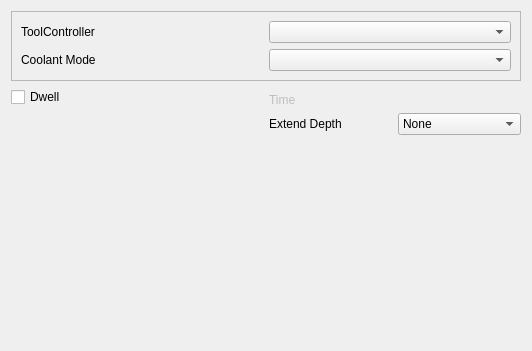
First picture: the form in src/Mod/CAM/Gui/Resources/panels/PageOpTappingEdit.ui, repository southseact-3d/fcd, before the edit.
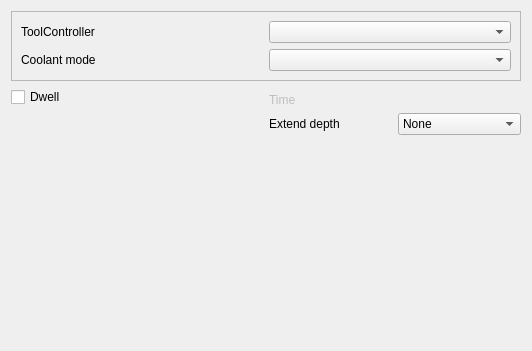
Second picture: the form after the edit. Custom widgets are drawn as their Qt base class.

```diff
--- a/src/Mod/CAM/Gui/Resources/panels/PageOpTappingEdit.ui
+++ b/src/Mod/CAM/Gui/Resources/panels/PageOpTappingEdit.ui
@@ -62,7 +62,7 @@
      <item row="5" column="4">
       <widget class="QLabel" name="Offsetlabel">
        <property name="text">
-        <string>Extend Depth</string>
+        <string>Extend depth</string>
        </property>
       </widget>
      </item>
@@ -93,7 +93,7 @@
       <item row="1" column="0">
        <widget class="QLabel" name="label_3">
         <property name="text">
-         <string>Coolant Mode</string>
+         <string>Coolant mode</string>
         </property>
        </widget>
       </item>
```
Left out of the diff: 4 changed lines with no effect on the pictures.
